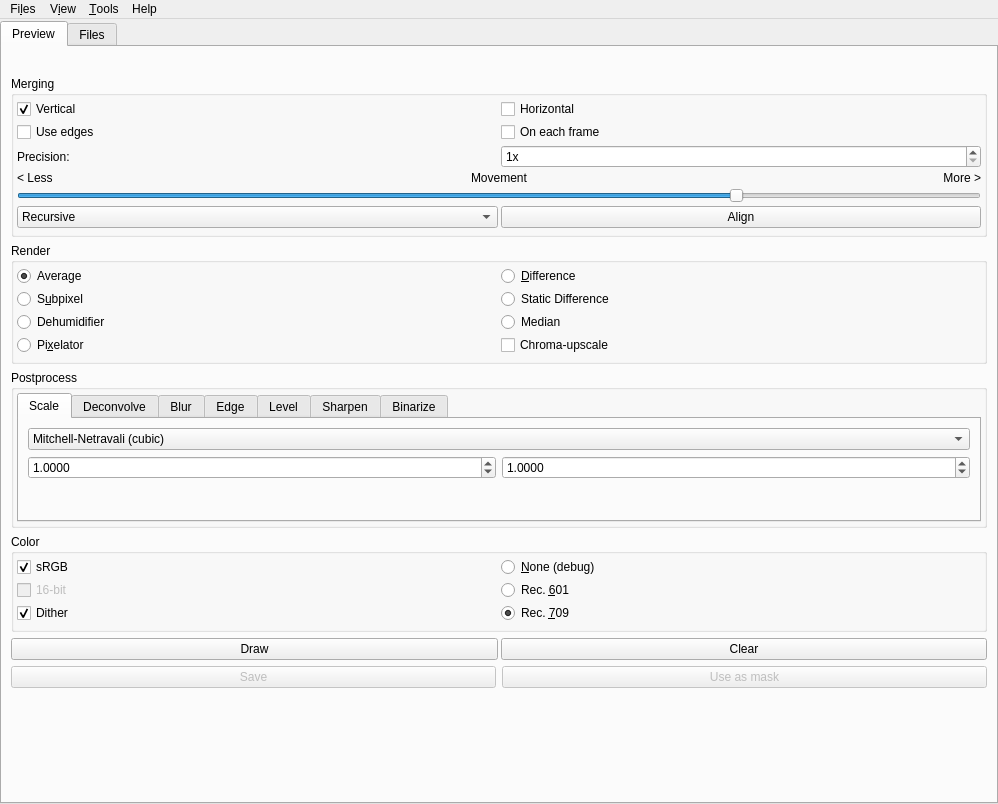
spillerrec/Overmix, file src/gui/mainwindow.ui: the form before one commit.
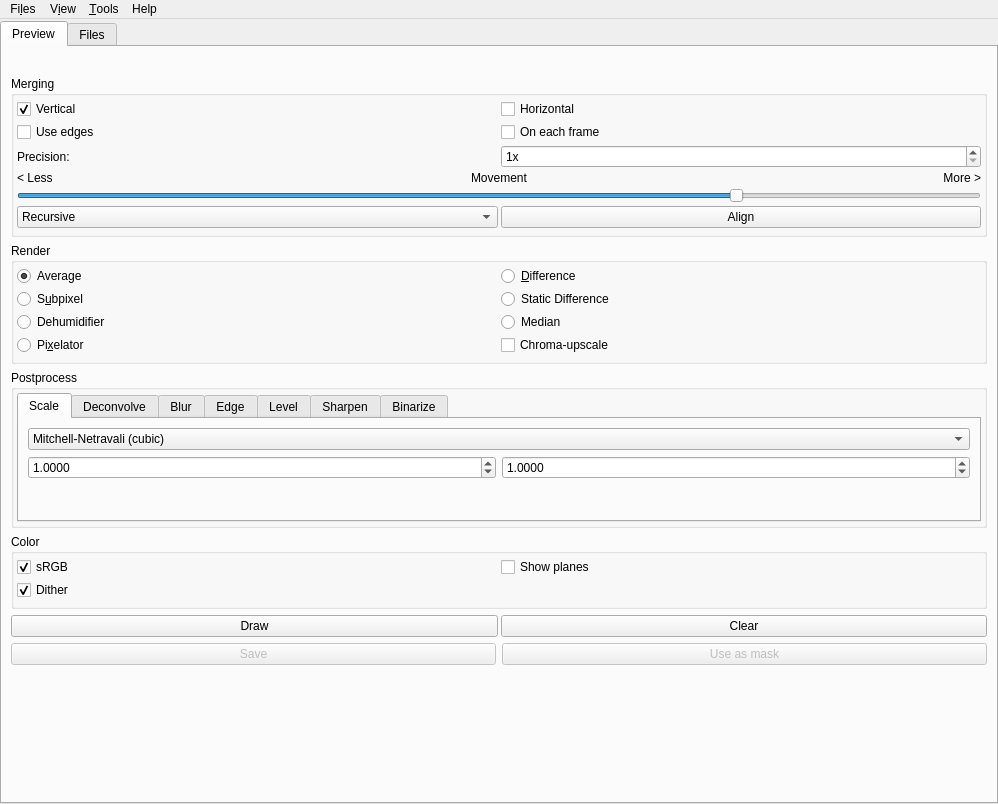
The form after the commit.

Commit message: ADD: ImageEx::flatten() shows outputted planes individually, instead of on top of each other as with SYSTEM_KEEP REMOVE: Manual configuration of color transformation

What changed in the file:
```diff
--- a/src/gui/mainwindow.ui
+++ b/src/gui/mainwindow.ui
@@ -944,40 +944,10 @@
              <property name="spacing">
               <number>3</number>
              </property>
-             <item row="1" column="1">
-              <widget class="QRadioButton" name="rbtn_rec601">
-               <property name="text">
-                <string>Rec. &amp;601</string>
-               </property>
-              </widget>
-             </item>
-             <item row="3" column="1">
-              <widget class="QRadioButton" name="rbtn_rec709">
-               <property name="text">
-                <string>Rec. &amp;709</string>
-               </property>
-               <property name="checked">
-                <bool>true</bool>
-               </property>
-              </widget>
-             </item>
              <item row="0" column="1">
-              <widget class="QRadioButton" name="cbx_nocolor">
+              <widget class="QCheckBox" name="cbx_nocolor">
                <property name="text">
-                <string>&amp;None (debug)</string>
-               </property>
-              </widget>
-             </item>
-             <item row="1" column="0">
-              <widget class="QCheckBox" name="cbx_16bit">
-               <property name="enabled">
-                <bool>false</bool>
-               </property>
-               <property name="text">
-                <string>16-bit</string>
-               </property>
-               <property name="tristate">
-                <bool>true</bool>
+                <string>Show planes</string>
                </property>
               </widget>
              </item>
@@ -991,7 +961,7 @@
                </property>
               </widget>
              </item>
-             <item row="3" column="0">
+             <item row="1" column="0">
               <widget class="QCheckBox" name="cbx_dither">
                <property name="text">
                 <string>Dither</string>
```
The commit also changes 8 other files.
